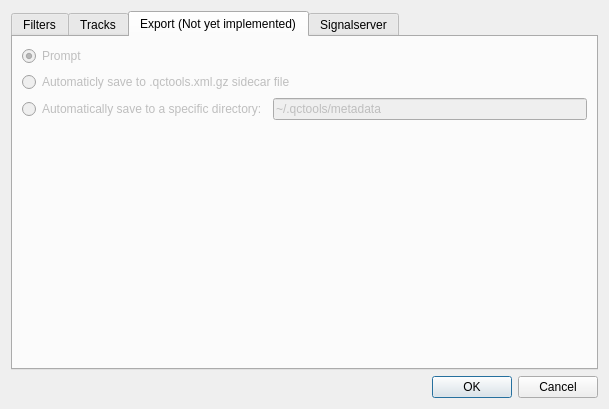
Above: Source/GUI/preferences.ui from bavc/qctools before the change. Below: the same form after it.
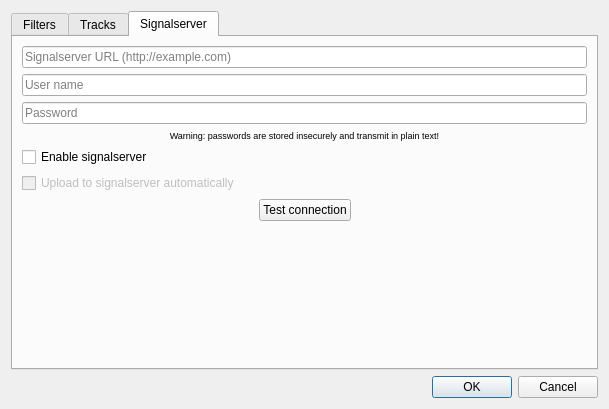
That is the form after the change. The open tabs and pages were chosen to show the change.

Commit message: remove unused preference pane

What changed in the file:
```diff
--- a/Source/GUI/preferences.ui
+++ b/Source/GUI/preferences.ui
@@ -190,79 +190,6 @@
        </item>
       </layout>
      </widget>
-     <widget class="QWidget" name="tab">
-      <property name="enabled">
-       <bool>false</bool>
-      </property>
-      <attribute name="title">
-       <string>Export (Not yet implemented)</string>
-      </attribute>
-      <layout class="QVBoxLayout" name="verticalLayout_14">
-       <item>
-        <layout class="QVBoxLayout" name="verticalLayout_13">
-         <item>
-          <layout class="QHBoxLayout" name="horizontalLayout_3">
-           <item>
-            <widget class="QRadioButton" name="XmlGz_Prompt">
-             <property name="text">
-              <string>Prompt</string>
-             </property>
-             <property name="checked">
-              <bool>true</bool>
-             </property>
-            </widget>
-           </item>
-          </layout>
-         </item>
-         <item>
-          <layout class="QHBoxLayout" name="horizontalLayout_4">
-           <item>
-            <widget class="QRadioButton" name="XmlGz_Sidecar">
-             <property name="text">
-              <string>Automaticly save to .qctools.xml.gz sidecar file</string>
-             </property>
-            </widget>
-           </item>
-          </layout>
-         </item>
-         <item>
-          <layout class="QHBoxLayout" name="horizontalLayout">
-           <item>
-            <widget class="QRadioButton" name="XmlGz_Directory">
-             <property name="text">
-              <string>Automatically save to a specific directory:</string>
-             </property>
-            </widget>
-           </item>
-           <item>
-            <widget class="QLineEdit" name="XmlGz_Directory_Name">
-             <property name="enabled">
-              <bool>false</bool>
-             </property>
-             <property name="text">
-              <string>~/.qctools/metadata</string>
-             </property>
-            </widget>
-           </item>
-          </layout>
-         </item>
-        </layout>
-       </item>
-       <item>
-        <spacer name="verticalSpacer">
-         <property name="orientation">
-          <enum>Qt::Vertical</enum>
-         </property>
-         <property name="sizeHint" stdset="0">
-          <size>
-           <width>20</width>
-           <height>40</height>
-          </size>
-         </property>
-        </spacer>
-       </item>
-      </layout>
-     </widget>
      <widget class="QWidget" name="Signalserver">
       <attribute name="title">
        <string>Signalserver</string>
```
